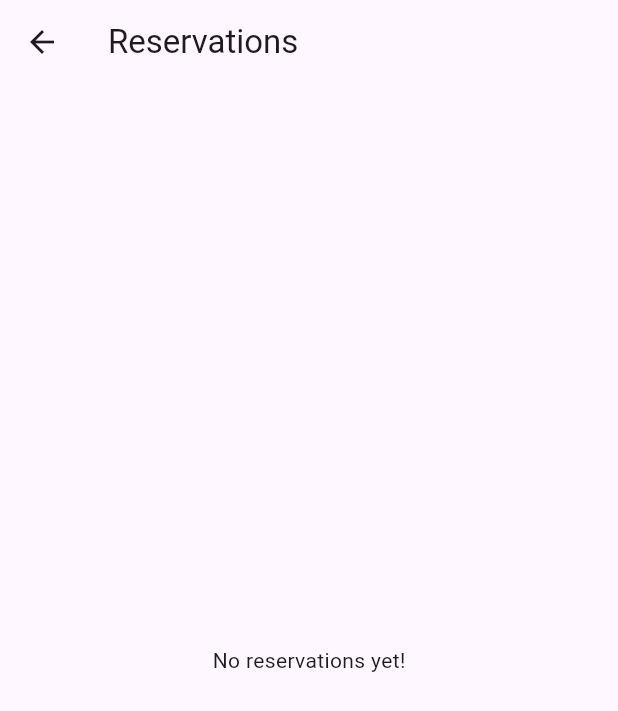
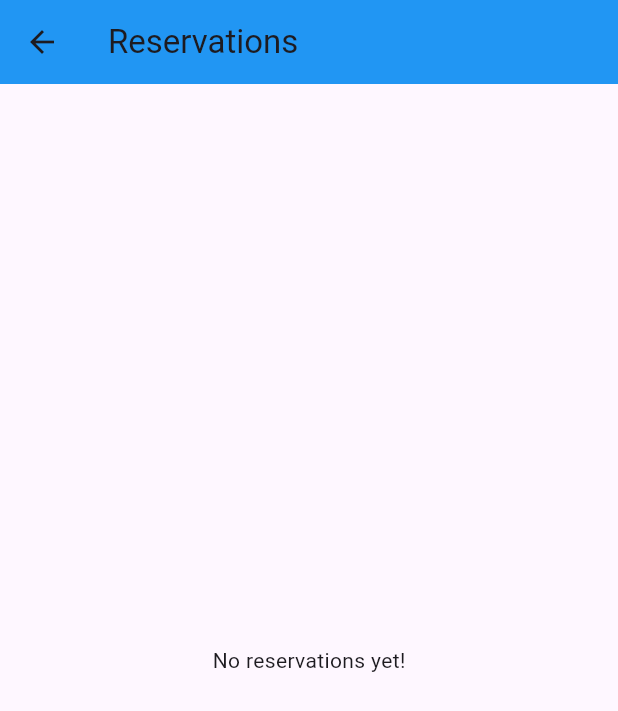
Before and after one commit to juanvictorqwerty/TRAVELS, a Flutter app: the Reservations screen opened directly, on a phone screen of 412 x 824 dp. Shown: the top 711 px of the screen. Run offline on Flutter 3.47's test engine with Material 3 defaults, Android fonts, the light colour scheme and no system bars.

Commit message:
start the reservation page design

```diff
--- a/TRAVELS/flutter_application/lib/reservations.dart
+++ b/TRAVELS/flutter_application/lib/reservations.dart
@@ -13,6 +13,7 @@ class _ReservationsState extends State<Reservations> {
     return Scaffold(
       appBar: AppBar(
         title: Text('Reservations'),
+        backgroundColor: Colors.blue,
       ),
       body: Center(
         child: Text('No reservations yet!'),
```
